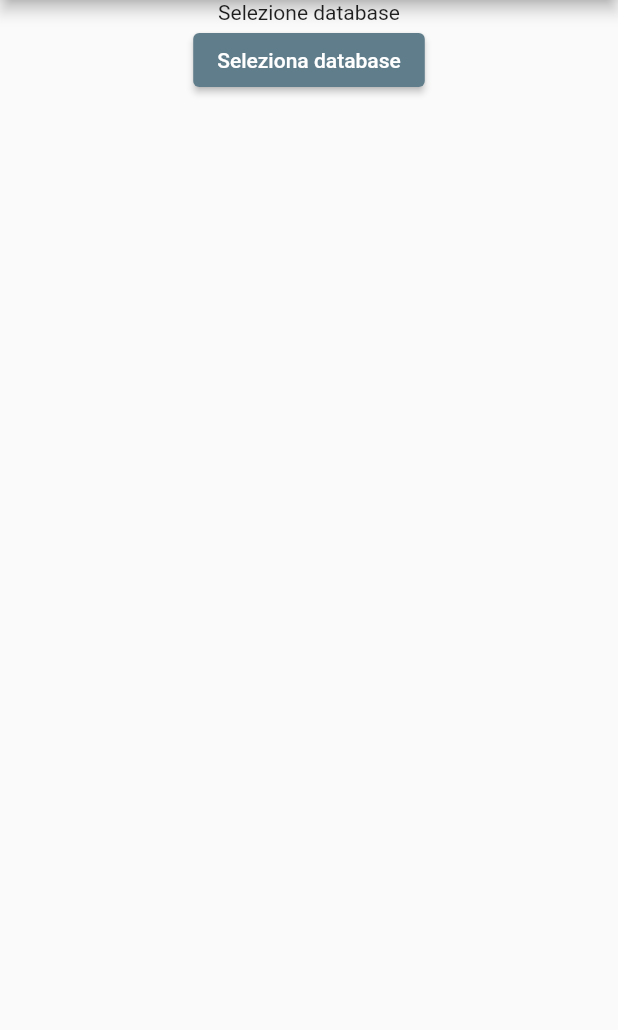
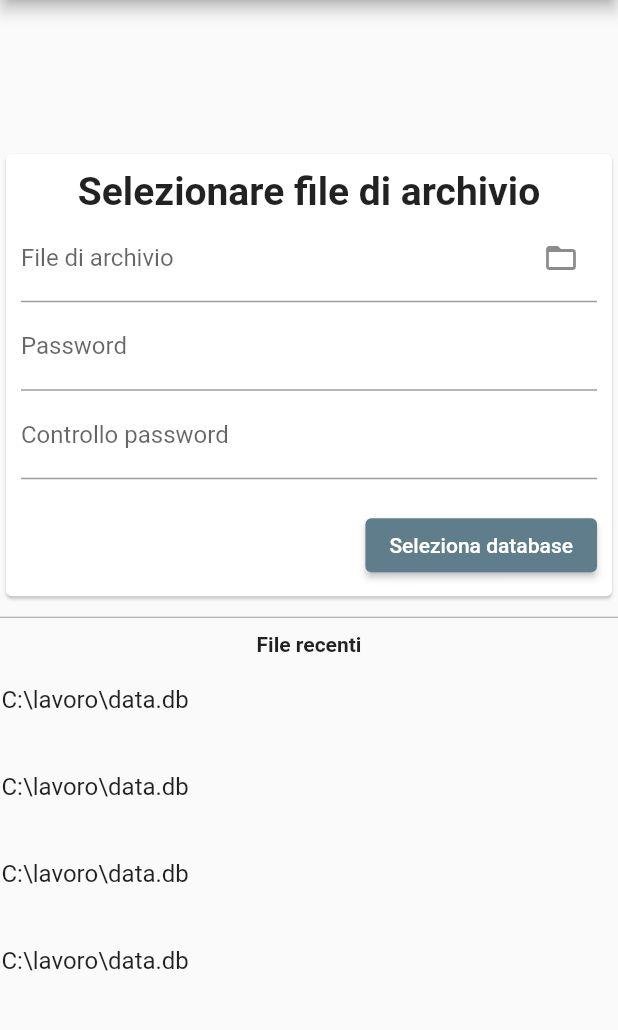
Before and after one commit to antonio-fasolato/scadenziario, a Flutter app: the screen it shows after launch, on a phone screen of 412 x 824 dp, the part 84-1114 px from its top. Run offline on Flutter 3.47's test engine with Material 2 defaults, Android fonts, the phone set to English and light mode, and no system bars.

Commit message:
Database selection page

```diff
--- a/lib/main.dart
+++ b/lib/main.dart
@@ -20,7 +20,7 @@ class Scadenziario extends StatelessWidget {
         primarySwatch: Colors.blueGrey,
       ),
       routes: {
-        "/": (buildContext) => const DatabaseSelectionScene(),
+        "/": (buildContext) => DatabaseSelectionScene(),
         "/home": (buildContext) => const HomepageScene(),
         "/people": (buildContext) => PeopleScene(),
         "/calendar": (buildContext) => const CalendarScene(),
--- a/lib/scenes/database_selection_scene.dart
+++ b/lib/scenes/database_selection_scene.dart
@@ -1,8 +1,13 @@
 import 'package:flutter/material.dart';
-import 'package:scadenziario/components/footer.dart';
 
 class DatabaseSelectionScene extends StatelessWidget {
-  const DatabaseSelectionScene({super.key});
+  DatabaseSelectionScene({super.key});
+
+  final GlobalKey<FormState> _formKey = GlobalKey<FormState>();
+  final TextEditingController _fileController = TextEditingController();
+  final TextEditingController _passwordController = TextEditingController();
+  final TextEditingController _passwordCheckController =
+      TextEditingController();
 
   @override
   Widget build(BuildContext context) {
@@ -12,14 +17,100 @@ class DatabaseSelectionScene extends StatelessWidget {
       ),
       body: Center(
         child: Column(
+          mainAxisSize: MainAxisSize.min,
           children: [
-            const Text("Selezione database"),
-            ElevatedButton(
-                onPressed: () {
-                  Navigator.of(context)
-                      .pushNamedAndRemoveUntil("/home", (route) => false);
-                },
-                child: const Text("Seleziona database"))
+            SizedBox(
+              width: 450,
+              child: Card(
+                child: Padding(
+                  padding: EdgeInsets.all(10),
+                  child: Column(
+                    mainAxisSize: MainAxisSize.min,
+                    children: [
+                      const Text("Selezionare file di archivio",
+                          style: TextStyle(
+                              fontSize: 26, fontWeight: FontWeight.bold)),
+                      Form(
+                          key: _formKey,
+                          child: Column(
+                            mainAxisSize: MainAxisSize.min,
+                            children: [
+                              TextFormField(
+                                controller: _fileController,
+                                decoration: InputDecoration(
+                                  label: const Text("File di archivio"),
+                                  suffixIcon: IconButton(
+                                      onPressed: () {},
+                                      icon: const Icon(Icons.folder_open)),
+                                ),
+                              ),
+                              TextFormField(
+                                controller: _passwordController,
+                                obscureText: true,
+                                decoration: const InputDecoration(
+                                  label: Text("Password"),
+                                ),
+                              ),
+                              TextFormField(
+                                controller: _passwordCheckController,
+                                obscureText: true,
+                                decoration: const InputDecoration(
+                                  label: Text("Controllo password"),
+                                ),
+                              ),
+                            ],
+                          )),
+                      const SizedBox(
+                        height: 20,
+                      ),
+                      Row(
+                        mainAxisSize: MainAxisSize.min,
+                        children: [
+                          const Spacer(),
+                          ElevatedButton(
+                              onPressed: () {
+                                Navigator.of(context).pushNamedAndRemoveUntil(
+                                    "/home", (route) => false);
+                              },
+                              child: const Text("Seleziona database")),
+                        ],
+                      ),
+                    ],
+                  ),
+                ),
+              ),
+            ),
+            const SizedBox(
+              height: 20,
+              width: 450,
+              child: Divider(color: Colors.grey),
+            ),
+            const Text("File recenti",
+                style: TextStyle(fontWeight: FontWeight.bold)),
+            SizedBox(
+              width: 450,
+              child: ListView(
+                shrinkWrap: true,
+                children: const [
+                  ListTile(
+                    contentPadding: EdgeInsets.all(1),
+                    title: Text("C:\\lavoro\\data.db"),
+                  ),
+                  ListTile(
+                    contentPadding: EdgeInsets.all(1),
+                    title: Text("C:\\lavoro\\data.db"),
+                  ),
+                  ListTile(
+                    contentPadding: EdgeInsets.all(1),
+                    title: Text("C:\\lavoro\\data.db"),
+                  ),
+                  ListTile(
+                    contentPadding: EdgeInsets.all(1),
+                    title: Text("C:\\lavoro\\data.db"),
+                  ),
+                ],
+              ),
+            ),
           ],
         ),
       ),
```
